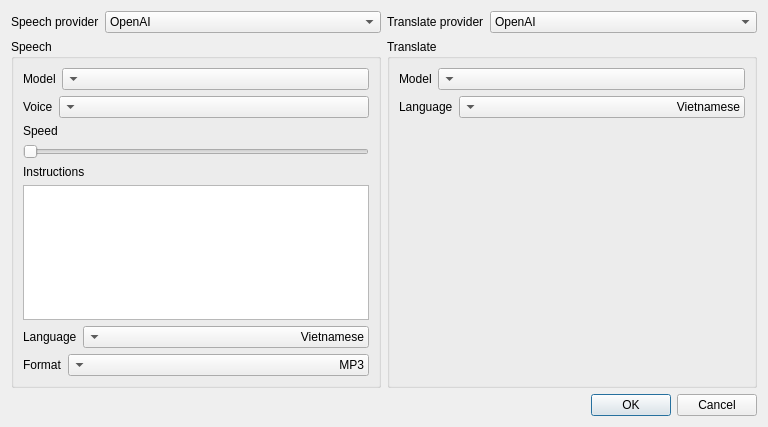
TruongHaiDang/srt-editor, file ui/subtitle_config.ui: the form before one commit.
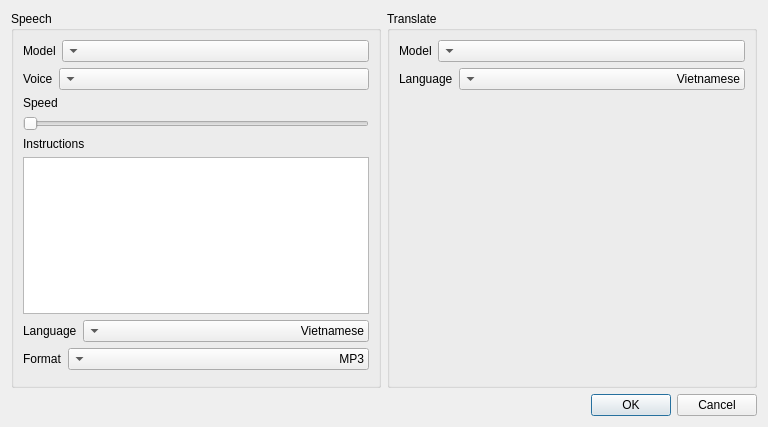
The form after the commit. Icons and pictures are not drawn.

Commit message: feat(ui): enhance app settings and subtitle configuration with API key management and provider selection

```diff
--- a/ui/subtitle_config.ui
+++ b/ui/subtitle_config.ui
@@ -22,31 +22,6 @@
     <layout class="QHBoxLayout" name="horizontalLayout_11">
      <item>
       <layout class="QVBoxLayout" name="verticalLayout_4">
-       <item>
-        <layout class="QHBoxLayout" name="horizontalLayout_4" stretch="0,1">
-         <item>
-          <widget class="QLabel" name="label">
-           <property name="text">
-            <string>Speech provider</string>
-           </property>
-          </widget>
-         </item>
-         <item>
-          <widget class="QComboBox" name="speechProvider">
-           <item>
-            <property name="text">
-             <string>OpenAI</string>
-            </property>
-           </item>
-           <item>
-            <property name="text">
-             <string>ElevenLabs</string>
-            </property>
-           </item>
-          </widget>
-         </item>
-        </layout>
-       </item>
        <item>
         <widget class="QGroupBox" name="groupBox">
          <property name="title">
@@ -217,31 +192,6 @@
      </item>
      <item>
       <layout class="QVBoxLayout" name="verticalLayout_6">
-       <item>
-        <layout class="QHBoxLayout" name="horizontalLayout_5" stretch="0,1">
-         <item>
-          <widget class="QLabel" name="label_7">
-           <property name="text">
-            <string>Translate provider</string>
-           </property>
-          </widget>
-         </item>
-         <item>
-          <widget class="QComboBox" name="translateProvider">
-           <item>
-            <property name="text">
-             <string>OpenAI</string>
-            </property>
-           </item>
-           <item>
-            <property name="text">
-             <string>Github models</string>
-            </property>
-           </item>
-          </widget>
-         </item>
-        </layout>
-       </item>
        <item>
         <widget class="QGroupBox" name="groupBox_2">
          <property name="title">
```
The commit also changes 6 other files.
